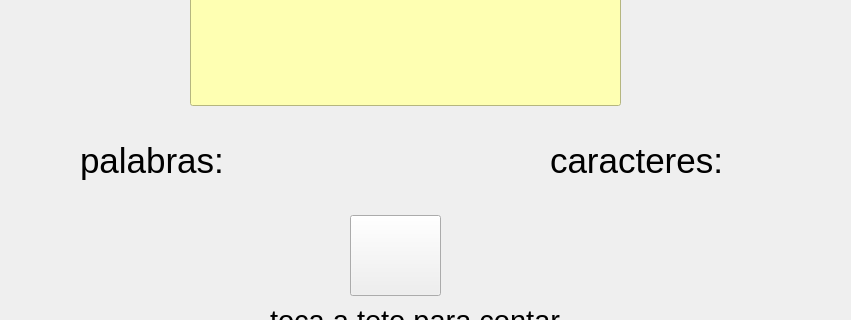
Above: contadorPalabras.ui from Erik-l-o/ContadorPAlabrasELO before the change; both pictures show x 90 to 941 and y 155 to 475 of the 1124 by 795 pixel window. Below: the same form after it.
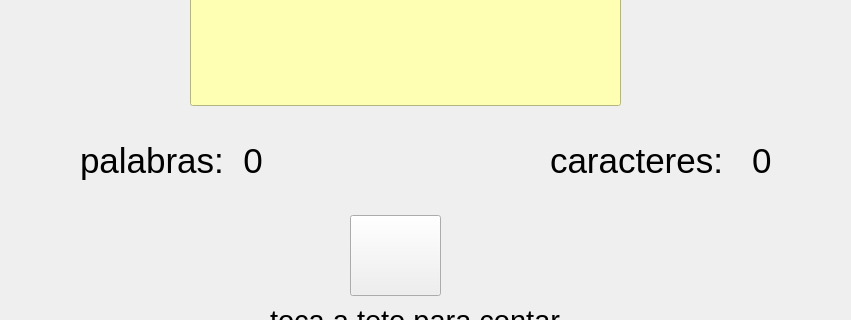
That is the form after the change. Icons and pictures are not drawn.

Commit message: contador de palabras finalizafdo

Diff of the .ui file:
```diff
--- a/contadorPalabras.ui
+++ b/contadorPalabras.ui
@@ -71,7 +71,7 @@
      <rect>
       <x>170</x>
       <y>270</y>
-      <width>161</width>
+      <width>231</width>
       <height>91</height>
      </rect>
     </property>
@@ -82,7 +82,7 @@
      </font>
     </property>
     <property name="text">
-     <string>palabras:</string>
+     <string>palabras:  0</string>
     </property>
    </widget>
    <widget class="QLabel" name="tvCaracteres">
@@ -101,7 +101,7 @@
      </font>
     </property>
     <property name="text">
-     <string>caracteres:</string>
+     <string>caracteres:   0</string>
     </property>
    </widget>
    <widget class="QPushButton" name="btnContar">
```
Left out of the diff: 2 changed lines with no effect on the pictures. The commit also changes 1 other file.
